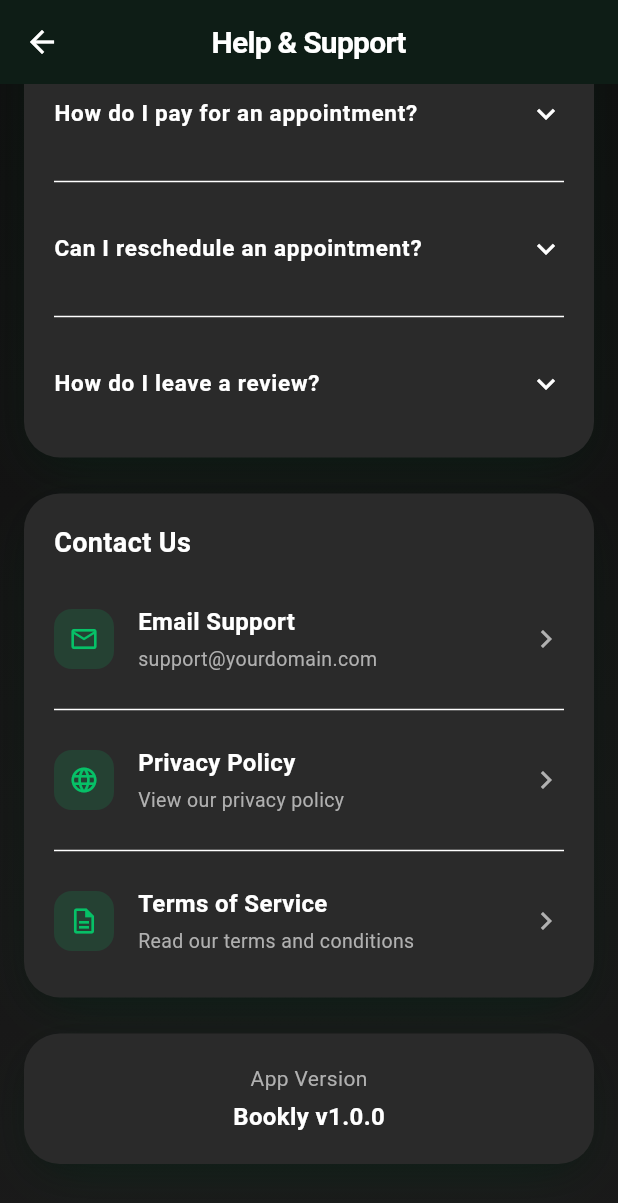
After one commit to Zyfiury/appointment-booking-app, a Flutter app: the HelpSupportScreen screen opened by its route, scrolled down 576 dp, after a tap on "Privacy Policy", on a phone screen of 412 x 824 dp. The commit adds this screen. Shown: the top 1203 px of the screen. Run offline on Flutter 3.47's test engine with Material 3 defaults, Android fonts, the phone set to English and light mode, and no system bars; our stand-ins replace cached_network_image, dio, flutter_local_notifications, geocoding, geolocator, google_maps_flutter and 5 more; accounts and stored records are empty.

Commit message:
Complete app: Add Help & Support screen and finalize all features

```diff
--- a/lib/main.dart
+++ b/lib/main.dart
@@ -18,6 +18,7 @@ import 'screens/customer/map_screen.dart';
 import 'screens/customer/payment_screen.dart';
 import 'screens/customer/review_screen.dart';
 import 'screens/settings/edit_profile_screen.dart';
+import 'screens/settings/help_support_screen.dart';
 import 'screens/auth/forgot_password_screen.dart';
 import 'screens/auth/reset_password_screen.dart';
 import 'widgets/app_logo.dart';
@@ -53,6 +54,7 @@ class MyApp extends StatelessWidget {
           '/forgot-password': (context) => const ForgotPasswordScreen(),
           '/search': (context) => const SearchScreen(),
           '/map': (context) => const MapScreen(),
+          '/help-support': (context) => const HelpSupportScreen(),
         },
       ),
     );
--- /dev/null
+++ b/lib/screens/settings/help_support_screen.dart
@@ -0,0 +1,302 @@
+import 'package:flutter/material.dart';
+import 'package:url_launcher/url_launcher.dart';
+import '../../theme/app_theme.dart';
+import '../../widgets/layered_card.dart';
+import '../../widgets/fade_in_widget.dart';
+import '../../config/app_config.dart';
+
+class HelpSupportScreen extends StatelessWidget {
+  const HelpSupportScreen({super.key});
+
+  Future<void> _launchEmail() async {
+    final email = AppConfig.supportEmail;
+    final uri = Uri.parse('mailto:$email?subject=Bookly Support Request');
+    if (await canLaunchUrl(uri)) {
+      await launchUrl(uri);
+    }
+  }
+
+  Future<void> _launchUrl(String url) async {
+    final uri = Uri.parse(url);
+    if (await canLaunchUrl(uri)) {
+      await launchUrl(uri, mode: LaunchMode.externalApplication);
+    }
+  }
+
+  @override
+  Widget build(BuildContext context) {
+    return Scaffold(
+      backgroundColor: AppTheme.backgroundColor,
+      appBar: AppBar(
+        elevation: 0,
+        backgroundColor: Colors.transparent,
+        title: const Text('Help & Support'),
+      ),
+      body: Container(
+        decoration: const BoxDecoration(
+          gradient: AppTheme.darkGradient,
+        ),
+        child: ListView(
+          padding: const EdgeInsets.all(16),
+          children: [
+            // Header
+            FadeInWidget(
+              child: FloatingCard(
+                margin: EdgeInsets.zero,
+                padding: const EdgeInsets.all(24),
+                child: Column(
+                  children: [
+                    Container(
+                      width: 80,
+                      height: 80,
+                      decoration: BoxDecoration(
+                        gradient: AppTheme.primaryGradient,
+                        shape: BoxShape.circle,
+                      ),
+                      child: const Icon(
+                        Icons.help_outline,
+                        color: Colors.white,
+                        size: 40,
+                      ),
+                    ),
+                    const SizedBox(height: 16),
+                    const Text(
+                      'How can we help?',
+                      style: TextStyle(
+                        fontSize: 24,
+                        fontWeight: FontWeight.bold,
+                        color: AppTheme.textPrimary,
+                      ),
+                      textAlign: TextAlign.center,
+                    ),
+                    const SizedBox(height: 8),
+                    Text(
+                      'We\'re here to assist you with any questions or issues',
+                      style: TextStyle(
+                        fontSize: 14,
+                        color: AppTheme.textSecondary,
+                      ),
+                      textAlign: TextAlign.center,
+                    ),
+                  ],
+                ),
+              ),
+            ),
+            const SizedBox(height: 24),
+            // FAQ Section
+            FadeInWidget(
+              duration: const Duration(milliseconds: 200),
+              child: FloatingCard(
+                margin: EdgeInsets.zero,
+                padding: const EdgeInsets.all(20),
+                child: Column(
+                  crossAxisAlignment: CrossAxisAlignment.start,
+                  children: [
+                    const Text(
+                      'Frequently Asked Questions',
+                      style: TextStyle(
+                        fontSize: 18,
+                        fontWeight: FontWeight.bold,
+                        color: AppTheme.textPrimary,
+                      ),
+                    ),
+                    const SizedBox(height: 20),
+                    _buildFAQItem(
+                      question: 'How do I book an appointment?',
+                      answer:
+                          'Tap "Book Appointment" on the dashboard, search for a provider, select a service, choose a date and time, then confirm your booking.',
+                    ),
+                    const Divider(height: 32),
+                    _buildFAQItem(
+                      question: 'How do I cancel an appointment?',
+                      answer:
+                          'Go to "My Appointments", find the appointment you want to cancel, tap on it, and select "Cancel Appointment".',
+                    ),
+                    const Divider(height: 32),
+                    _buildFAQItem(
+                      question: 'How do I pay for an appointment?',
+                      answer:
+                          'After booking, you\'ll be redirected to the payment screen. Enter your card details and complete the payment securely.',
+                    ),
+                    const Divider(height: 32),
+                    _buildFAQItem(
+                      question: 'Can I reschedule an appointment?',
+                      answer:
+                          'Yes! Go to "My Appointments", select the appointment, and choose "Reschedule" to pick a new date and time.',
+                    ),
+                    const Divider(height: 32),
+                    _buildFAQItem(
+                      question: 'How do I leave a review?',
+                      answer:
+                          'After completing an appointment, go to "My Appointments", find the completed appointment, and tap "Review" to rate and comment.',
+                    ),
+                  ],
+                ),
+              ),
+            ),
+            const SizedBox(height: 24),
+            // Contact Section
+            FadeInWidget(
+              duration: const Duration(milliseconds: 300),
+              child: FloatingCard(
+                margin: EdgeInsets.zero,
+                padding: const EdgeInsets.all(20),
+                child: Column(
+                  crossAxisAlignment: CrossAxisAlignment.start,
+                  children: [
+                    const Text(
+                      'Contact Us',
+                      style: TextStyle(
+                        fontSize: 18,
+                        fontWeight: FontWeight.bold,
+                        color: AppTheme.textPrimary,
+                      ),
+                    ),
+                    const SizedBox(height: 20),
+                    _buildContactTile(
+                      icon: Icons.email_outlined,
+                      title: 'Email Support',
+                      subtitle: AppConfig.supportEmail,
+                      onTap: _launchEmail,
+                    ),
+                    const Divider(height: 32),
+                    _buildContactTile(
+                      icon: Icons.language_outlined,
+                      title: 'Privacy Policy',
+                      subtitle: 'View our privacy policy',
+                      onTap: () => _launchUrl(AppConfig.privacyPolicyUrl),
+                    ),
+                    const Divider(height: 32),
+                    _buildContactTile(
+                      icon: Icons.description_outlined,
+                      title: 'Terms of Service',
+                      subtitle: 'Read our terms and conditions',
+                      onTap: () => _launchUrl(AppConfig.termsOfServiceUrl),
+                    ),
+                  ],
+                ),
+              ),
+            ),
+            const SizedBox(height: 24),
+            // App Info
+            FadeInWidget(
+              duration: const Duration(milliseconds: 400),
+              child: FloatingCard(
+                margin: EdgeInsets.zero,
+                padding: const EdgeInsets.all(20),
+                child: Column(
+                  children: [
+                    Text(
+                      'App Version',
+                      style: TextStyle(
+                        fontSize: 14,
+                        color: AppTheme.textSecondary,
+                      ),
+                    ),
+                    const SizedBox(height: 4),
+                    Text(
+                      '${AppConfig.appName} v${AppConfig.appVersion}',
+                      style: const TextStyle(
+                        fontSize: 16,
+                        fontWeight: FontWeight.w600,
+                        color: AppTheme.textPrimary,
+                      ),
+                    ),
+                  ],
+                ),
+              ),
+            ),
+            const SizedBox(height: 32),
+          ],
+        ),
+      ),
+    );
+  }
+
+  Widget _buildFAQItem({
+    required String question,
+    required String answer,
+  }) {
+    return ExpansionTile(
+      tilePadding: EdgeInsets.zero,
+      childrenPadding: const EdgeInsets.only(top: 8, bottom: 8),
+      title: Text(
+        question,
+        style: const TextStyle(
+          fontSize: 15,
+          fontWeight: FontWeight.w600,
+          color: AppTheme.textPrimary,
+        ),
+      ),
+      children: [
+        Text(
+          answer,
+          style: TextStyle(
+            fontSize: 14,
+            color: AppTheme.textSecondary,
+            height: 1.5,
+          ),
+        ),
+      ],
+    );
+  }
+
+  Widget _buildContactTile({
+    required IconData icon,
+    required String title,
+    required String subtitle,
+    required VoidCallback onTap,
+  }) {
+    return InkWell(
+      onTap: onTap,
+      borderRadius: BorderRadius.circular(12),
+      child: Padding(
+        padding: const EdgeInsets.symmetric(vertical: 8),
+        child: Row(
+          children: [
+            Container(
+              padding: const EdgeInsets.all(10),
+              decoration: BoxDecoration(
+                color: AppTheme.primaryColor.withOpacity(0.15),
+                borderRadius: BorderRadius.circular(12),
+              ),
+              child: Icon(
+                icon,
+                color: AppTheme.primaryColor,
+                size: 20,
+              ),
+            ),
+            const SizedBox(width: 16),
+            Expanded(
+              child: Column(
+                crossAxisAlignment: CrossAxisAlignment.start,
+                children: [
+                  Text(
+                    title,
+                    style: const TextStyle(
+                      fontSize: 16,
+                      fontWeight: FontWeight.w600,
+                      color: AppTheme.textPrimary,
+                    ),
+                  ),
+                  const SizedBox(height: 4),
+                  Text(
+                    subtitle,
+                    style: TextStyle(
+                      fontSize: 13,
+                      color: AppTheme.textSecondary,
+                    ),
+                  ),
+                ],
+              ),
+            ),
+            Icon(
+              Icons.chevron_right,
+              color: AppTheme.textSecondary,
+            ),
+          ],
+        ),
+      ),
+    );
+  }
+}
--- a/lib/screens/settings/settings_screen.dart
+++ b/lib/screens/settings/settings_screen.dart
@@ -234,13 +234,7 @@ class _SettingsScreenState extends State<SettingsScreen> {
                       title: 'Help & Support',
                       icon: Icons.help_outline,
                       onTap: () {
-                        // TODO: Navigate to help
-                        ScaffoldMessenger.of(context).showSnackBar(
-                          const SnackBar(
-                            content: Text('Help & Support - Coming Soon'),
-                            backgroundColor: AppTheme.primaryColor,
-                          ),
-                        );
+                        Navigator.pushNamed(context, '/help-support');
                       },
                     ),
                     const Divider(height: 32),
```
Also changed, not shown: 1 other file.
